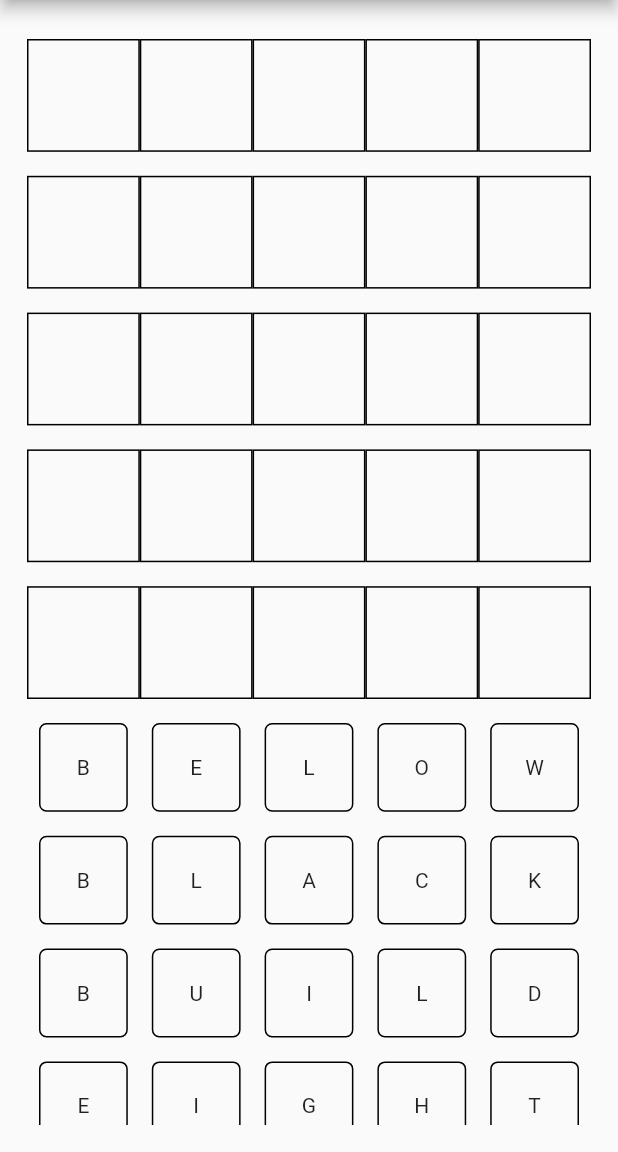
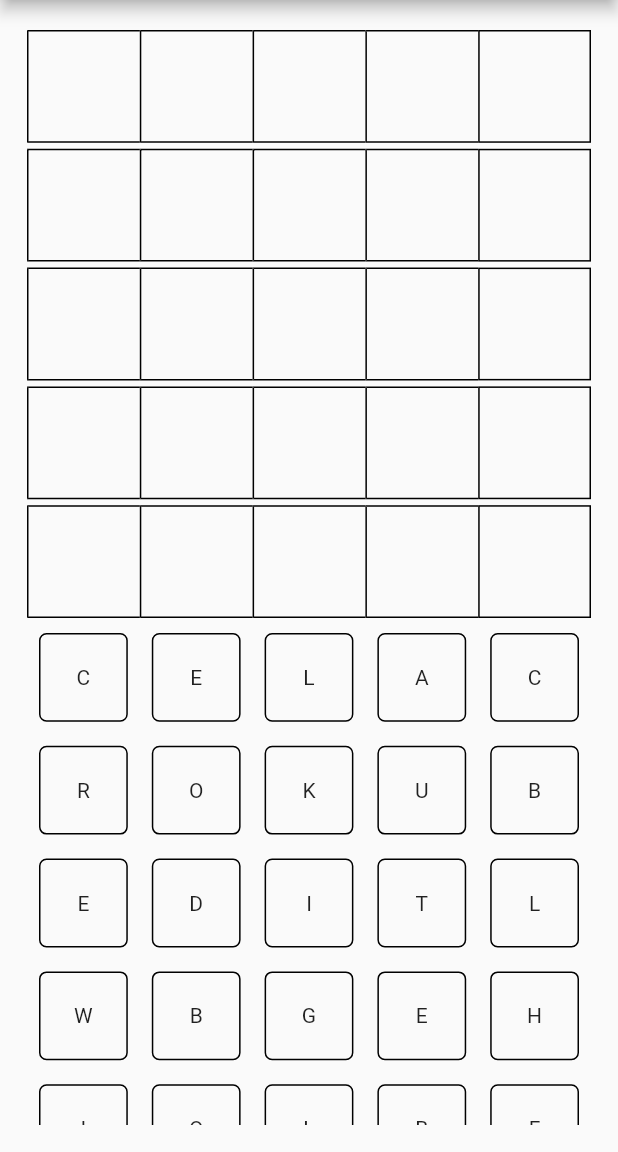
Before and after one commit to Joran-Dob/scrabbler, a Flutter app: the screen it shows after launch, on a phone screen of 412 x 824 dp, the part 84-1236 px from its top. Run offline on Flutter 3.47's test engine with Material 2 defaults, Android fonts, the phone set to English and light mode, and no system bars; our stand-ins replace bloc, flutter_bloc, freezed_annotation.

Commit message:
Implemented basic of the scrabbler game.
Implemented basic of the scrabbler game.

```diff
--- a/example/lib/main.dart
+++ b/example/lib/main.dart
@@ -49,36 +49,22 @@ class MyHomePage extends StatefulWidget {
 }
 
 class _MyHomePageState extends State<MyHomePage> {
-  int _counter = 0;
-
-  void _incrementCounter() {
-    setState(() {
-      // This call to setState tells the Flutter framework that something has
-      // changed in this State, which causes it to rerun the build method below
-      // so that the display can reflect the updated values. If we changed
-      // _counter without calling setState(), then the build method would not be
-      // called again, and so nothing would appear to happen.
-      _counter++;
-    });
-  }
+  final _words = <String>['BELOW', 'BLACK', 'BUILD', 'EIGHT', 'FORCE'];
 
   @override
   Widget build(BuildContext context) {
-    // This method is rerun every time setState is called, for instance as done
-    // by the _incrementCounter method above.
-    //
-    // The Flutter framework has been optimized to make rerunning build methods
-    // fast, so that you can just rebuild anything that needs updating rather
-    // than having to individually change instances of widgets.
     return Scaffold(
       appBar: AppBar(
-        // Here we take the value from the MyHomePage object that was created by
-        // the App.build method, and use it to set our appbar title.
         title: Text(widget.title),
       ),
       body: Padding(
         padding: const EdgeInsets.all(18.0),
-        child: const Scrabbler(),
+        child: Scrabbler(
+          words: _words,
+          config: ScrabblerConfig(
+            onGameCompleted: () => print('Game completed'),
+          ),
+        ),
       ),
     );
   }
--- a/lib/cubit/scrabbler_state.dart
+++ b/lib/cubit/scrabbler_state.dart
@@ -1,18 +1,14 @@
 part of 'scrabbler_cubit.dart';
 
-@immutable
-abstract class ScrabblerState {}
-
-class ScrabblerInitial extends ScrabblerState {}
-
-class ScrabblerLoading extends ScrabblerState {}
-
-class ScrabblerLoaded extends ScrabblerState {
-  ScrabblerLoaded({
-    required this.words,
-    required this.charItems,
-  });
-
-  final List<ScrabblerWordItem> words;
-  final List<ScrabblerCharItem> charItems;
+@freezed
+class ScrabblerState with _$ScrabblerState {
+  const factory ScrabblerState.initial() = _Initial;
+  const factory ScrabblerState.loading() = _Loading;
+  const factory ScrabblerState.loaded({
+    required List<ScrabblerWordItem> words,
+    required List<ScrabblerCharItem> charItems,
+  }) = _Loaded;
+  const factory ScrabblerState.error({
+    required String message,
+  }) = _Error;
 }
--- a/lib/scrabbler.dart
+++ b/lib/scrabbler.dart
@@ -1,3 +1,4 @@
 library scrabbler;
 
 export 'src/scrabbler.dart';
+export 'src/scrabbler_config.dart';
--- a/lib/src/scrabbler.dart
+++ b/lib/src/scrabbler.dart
@@ -4,25 +4,32 @@ import 'package:scrabbler/cubit/scrabbler_cubit.dart';
 import 'package:scrabbler/src/scrabbler_char_item.dart';
 import 'package:scrabbler/src/scrabbler_config.dart';
 
+const _defaultBorderSide = BorderSide();
+
 class Scrabbler extends StatelessWidget {
   const Scrabbler({
-    Key? key,
+    super.key,
     this.config,
-  }) : super(key: key);
+    required this.words,
+  });
 
   final ScrabblerConfig? config;
+  final List<String> words;
 
   @override
   Widget build(BuildContext context) {
     return BlocProvider(
-      create: (context) => ScrabblerCubit(config: config),
-      child: _Scrabbler(),
+      create: (context) => ScrabblerCubit(
+        config: config,
+        words: words,
+      ),
+      child: const _Scrabbler(),
     );
   }
 }
 
 class _Scrabbler extends StatefulWidget {
-  const _Scrabbler({Key? key}) : super(key: key);
+  const _Scrabbler();
 
   @override
   State<_Scrabbler> createState() => _ScrabblerState();
@@ -36,23 +43,33 @@ class _ScrabblerState extends State<_Scrabbler> {
     return BlocBuilder<ScrabblerCubit, ScrabblerState>(
       bloc: _scrabblerCubit,
       builder: (context, state) {
-        if (state is ScrabblerLoaded) {
-          return ListView(
+        return state.maybeWhen(
+          loading: () => const Center(
+            child: CircularProgressIndicator(),
+          ),
+          loaded: (words, charItems) => ListView(
             children: [
-              for (final _wordItem in state.words)
+              for (final _wordItem in words)
                 Row(
                   children: [
                     for (final character in _wordItem.characters)
                       Flexible(
                         child: Padding(
                           padding: const EdgeInsets.symmetric(
-                            vertical: 8.0,
+                            vertical: 2.0,
                           ),
                           child: AspectRatio(
                             aspectRatio: 1,
                             child: DecoratedBox(
                               decoration: BoxDecoration(
-                                border: Border.all(color: Colors.black),
+                                border: Border(
+                                  bottom: _defaultBorderSide,
+                                  left: _defaultBorderSide,
+                                  right: _wordItem.characters.last == character
+                                      ? _defaultBorderSide
+                                      : BorderSide.none,
+                                  top: _defaultBorderSide,
+                                ),
                               ),
                               child: character.correct
                                   ? Center(
@@ -64,7 +81,11 @@ class _ScrabblerState extends State<_Scrabbler> {
                                       ),
                                     )
                                   : DragTarget<ScrabblerCharItem>(
-                                      builder: (context, candidateData, rejectedData) {
+                                      builder: (
+                                        context,
+                                        candidateData,
+                                        rejectedData,
+                                      ) {
                                         return const SizedBox();
                                       },
                                       onWillAccept: (data) {
@@ -76,7 +97,6 @@ class _ScrabblerState extends State<_Scrabbler> {
                                         }
                                         return false;
                                       },
-                                      onMove: (details) => print(details),
                                       onAccept: (data) {
                                         _scrabblerCubit.onCharItemDropped(
                                           data,
@@ -95,48 +115,53 @@ class _ScrabblerState extends State<_Scrabbler> {
                 gridDelegate: const SliverGridDelegateWithFixedCrossAxisCount(
                   crossAxisCount: 5,
                 ),
-                itemCount: state.charItems.length,
+                itemCount: charItems.length,
                 shrinkWrap: true,
                 physics: const NeverScrollableScrollPhysics(),
                 itemBuilder: (BuildContext context, int index) {
                   return Padding(
                     padding: const EdgeInsets.all(8.0),
                     child: Draggable<ScrabblerCharItem>(
-                      dragAnchorStrategy: (draggable, context, position) {
-                        return childDragAnchorStrategy(draggable, context, position);
-                      },
-                      data: state.charItems[index],
+                      dragAnchorStrategy: childDragAnchorStrategy,
+                      data: charItems[index],
                       feedback: Material(
                         child: Container(
                           height: 40.0,
                           width: 40.0,
                           decoration: BoxDecoration(
-                            border: Border.all(color: Colors.black),
+                            border: Border.all(),
                             borderRadius: BorderRadius.circular(5.0),
                           ),
-                          child:
-                              Center(child: Text('${state.charItems[index].char.toUpperCase()}')),
+                          child: Center(
+                            child: Text(
+                              charItems[index].char.toUpperCase(),
+                            ),
+                          ),
                         ),
                       ),
                       childWhenDragging: Container(),
-                      child: Container(
+                      child: !charItems[index].correct
+                          ? Container(
                               height: 40.0,
                               width: 40.0,
                               decoration: BoxDecoration(
-                          border: Border.all(color: Colors.black),
+                                border: Border.all(),
                                 borderRadius: BorderRadius.circular(5.0),
                               ),
-                        child: Center(child: Text('${state.charItems[index].char.toUpperCase()}')),
+                              child: Center(
+                                child: Text(
+                                  charItems[index].char.toUpperCase(),
                                 ),
+                              ),
+                            )
+                          : Container(),
                     ),
                   );
                 },
               ),
             ],
-          );
-        }
-        return const Center(
-          child: CircularProgressIndicator(),
+          ),
+          orElse: SizedBox.new,
         );
       },
     );
--- a/lib/src/scrabbler_char_item.dart
+++ b/lib/src/scrabbler_char_item.dart
@@ -1,6 +1,5 @@
-import 'package:scrabbler/src/scrabbler_char_item.dart';
+import 'package:flutter/foundation.dart';
 import 'package:freezed_annotation/freezed_annotation.dart';
-import 'package:flutter/foundation.dart';
 
 part 'scrabbler_char_item.freezed.dart';
 
--- a/lib/src/scrabbler_config.dart
+++ b/lib/src/scrabbler_config.dart
@@ -1 +1,9 @@
-class ScrabblerConfig {}
+import 'package:flutter/material.dart';
+
+class ScrabblerConfig {
+  ScrabblerConfig({
+    this.onGameCompleted,
+  });
+
+  final VoidCallback? onGameCompleted;
+}
--- a/lib/src/scrabbler_word_item.dart
+++ b/lib/src/scrabbler_word_item.dart
@@ -1,6 +1,6 @@
+import 'package:flutter/foundation.dart';
+import 'package:freezed_annotation/freezed_annotation.dart';
 import 'package:scrabbler/src/scrabbler_char_item.dart';
-import 'package:freezed_annotation/freezed_annotation.dart';
-import 'package:flutter/foundation.dart';
 
 part 'scrabbler_word_item.freezed.dart';
 
```
Also changed, not shown: lib/cubit/scrabbler_cubit.dart (+32 -14 lines), lib/cubit/scrabbler_cubit.freezed.dart (added), 1 other file. Lines whose indentation alone changed are shown as unchanged.
